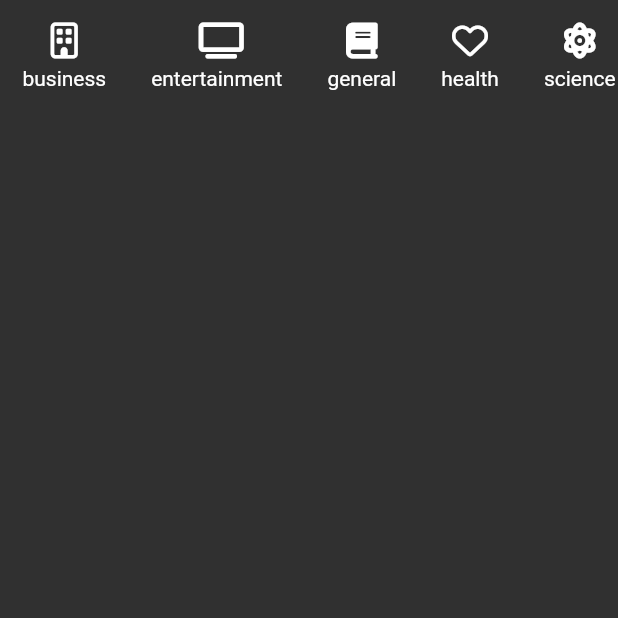
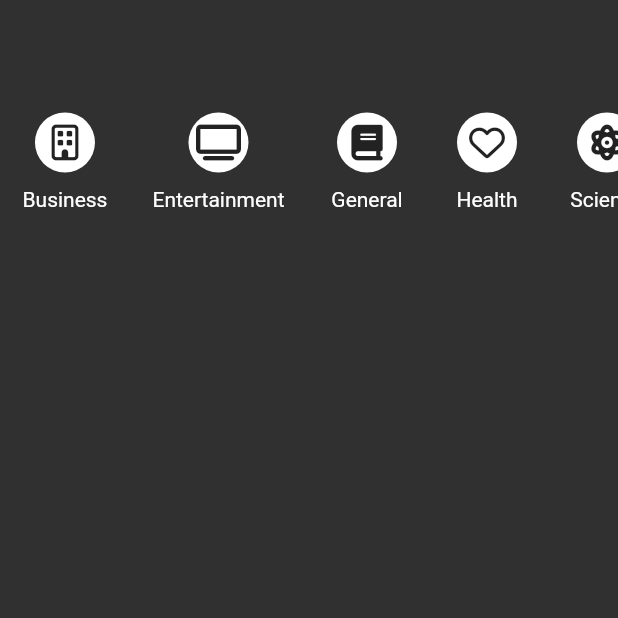
Before and after one commit to jcastroe1000/Flutter_IOS-Android, a Flutter app: the Tab2Page screen opened directly, on a phone screen of 412 x 824 dp, the top half of it. Run offline on Flutter 3.47's test engine with Material 2 defaults, Android fonts, the light colour scheme and no system bars; our stand-ins replace card_swiper, firebase_core, firebase_messaging, flutter_secure_storage, font_awesome_flutter, google_maps_flutter and 3 more; missing offline and left inert: flutter_barcode_scanner; accounts and stored records are empty; network calls fail.

Commit message:
adjusting dising to list categories

```diff
--- a/app_noticias/lib/src/pages/tab2_page.dart
+++ b/app_noticias/lib/src/pages/tab2_page.dart
@@ -26,10 +26,10 @@ class _ListaCategorias extends StatelessWidget {
       itemCount: categories.length,
       itemBuilder: (BuildContext context, int index) {
         return Padding(
-          padding: EdgeInsets.all(15),
+          padding: EdgeInsets.symmetric(horizontal: 15, vertical: 70),
           child: Column(
             children: [
-              Icon(categories[index].icon),
+              _CategoryButton(categories[index]),
               SizedBox(height: 5),
               Text(categories[index].name)
             ],
@@ -39,3 +39,28 @@ class _ListaCategorias extends StatelessWidget {
     );
   }
 }
+
+class _CategoryButton extends StatelessWidget {
+  final Category categorias;
+
+  const _CategoryButton(this.categorias);
+
+  @override
+  Widget build(BuildContext context) {
+    return GestureDetector(
+      onTap: (() {
+        print('${categorias.name}');
+      }),
+      child: Container(
+        width: 40,
+        height: 40,
+        margin: EdgeInsets.symmetric(horizontal: 5, vertical: 5),
+        decoration: BoxDecoration(shape: BoxShape.circle, color: Colors.white),
+        child: Icon(
+          categorias.icon,
+          color: Colors.black87,
+        ),
+      ),
+    );
+  }
+}
--- a/app_noticias/lib/src/services/new_service.dart
+++ b/app_noticias/lib/src/services/new_service.dart
@@ -10,13 +10,13 @@ final _APIKEY = 'ed94b02917ae4b67a1f2aef31855cafd';
 class NewsService with ChangeNotifier {
   List<Article> headlines = [];
   List<Category> categories = [
-    Category(FontAwesomeIcons.building, 'business'),
-    Category(FontAwesomeIcons.tv, 'entertainment'),
-    Category(FontAwesomeIcons.book, 'general'),
-    Category(FontAwesomeIcons.heart, 'health'),
-    Category(FontAwesomeIcons.atom, 'science'),
-    Category(FontAwesomeIcons.baseball, 'sports'),
-    Category(FontAwesomeIcons.laptop, 'technology'),
+    Category(FontAwesomeIcons.building, 'Business'),
+    Category(FontAwesomeIcons.tv, 'Entertainment'),
+    Category(FontAwesomeIcons.book, 'General'),
+    Category(FontAwesomeIcons.heart, 'Health'),
+    Category(FontAwesomeIcons.atom, 'Science'),
+    Category(FontAwesomeIcons.baseball, 'Dports'),
+    Category(FontAwesomeIcons.laptop, 'Technology'),
   ];
 
   NewsService() {
```
